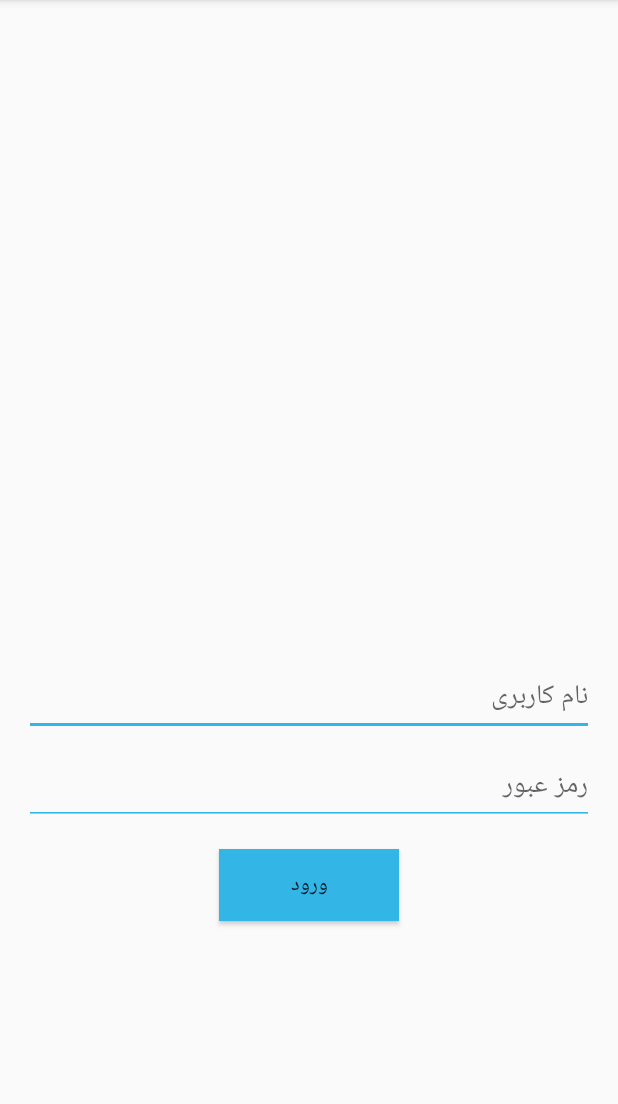
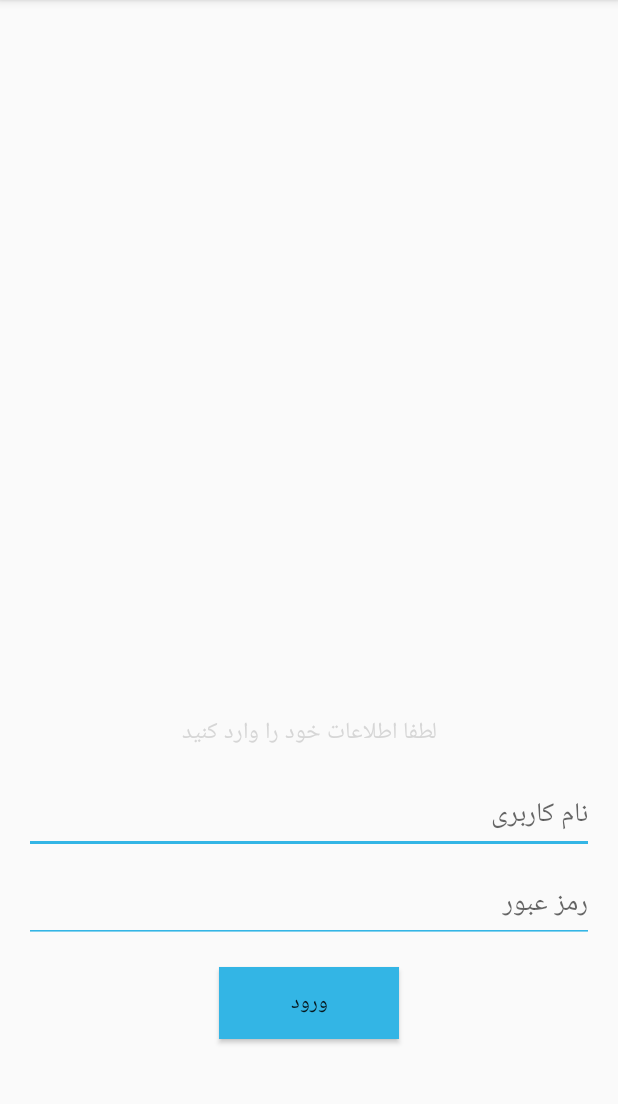
Before and after one commit to mimbin/Android_Project_QuizOfKings, an Android app: the LoginActivity screen opened directly, with no data from a screen before it, on a phone screen of 412 x 824 dp, the part 84-1188 px from its top. Run offline under Robolectric (Android 15) with nearby library versions, the phone set to English and light mode, and no system bars.

Commit message:
guess i fixed btn4 and text9 + fixed sign in activity

```diff
--- a/app/src/main/java/com/example/quizofkings/LoginActivity.java
+++ b/app/src/main/java/com/example/quizofkings/LoginActivity.java
@@ -19,10 +19,10 @@ public class LoginActivity extends AppCompatActivity {
         super.onCreate(savedInstanceState);
         setContentView(R.layout.activity_loginactivity);
         //imageView3=(ImageView)findViewById(R.id.img3);
-        button4=(Button)findViewById(R.id.signInButton);
-        text7=(EditText)findViewById(R.id.usernameSignIn);
-        text8=(EditText)findViewById(R.id.passwordSignIn);
-        text9=(TextView)findViewById(R.id.text9);
+        button4=(Button)findViewById(R.id.LogInButton);
+        text7=(EditText)findViewById(R.id.UsernameLogIn);
+        text8=(EditText)findViewById(R.id.PassLogIn);
+        text9=(TextView)findViewById(R.id.signInText);
         String username=text7.getText().toString();
         String password=text8.getText().toString();
 
--- a/app/src/main/java/com/example/quizofkings/SignUpActivity.java
+++ b/app/src/main/java/com/example/quizofkings/SignUpActivity.java
@@ -40,9 +40,9 @@ public class SignUpActivity extends AppCompatActivity {
         setContentView(R.layout.activity_sign_up);
 //        imageView2=(ImageView)findViewById(R.id.img2);
         text3=(EditText)findViewById(R.id.signUpUsername);
-        text4=(EditText)findViewById(R.id.text4);
+        text4=(EditText)findViewById(R.id.signUpPass);
         text5=(EditText)findViewById(R.id.repeatSignUpPass);
-        text6=(TextView)findViewById(R.id.text6);
+        text6=(TextView)findViewById(R.id.signUpText);
         button3=(Button)findViewById(R.id.signUpButton);
 
         button3.setOnClickListener(new View.OnClickListener() {
--- a/app/src/main/res/layout/activity_loginactivity.xml
+++ b/app/src/main/res/layout/activity_loginactivity.xml
@@ -14,7 +14,7 @@
 <!--        />-->
 
     <EditText
-        android:id="@+id/usernameSignIn"
+        android:id="@+id/UsernameLogIn"
         android:layout_width="match_parent"
         android:layout_height="wrap_content"
         android:layout_marginHorizontal="16dp"
@@ -25,24 +25,24 @@
         app:layout_constraintEnd_toEndOf="parent"
         app:layout_constraintStart_toStartOf="parent"
         app:layout_constraintTop_toTopOf="parent"
-        app:layout_constraintVertical_bias="0.609" />
+        app:layout_constraintVertical_bias="0.72" />
 
     <EditText
-        android:id="@+id/passwordSignIn"
+        android:id="@+id/PassLogIn"
         android:hint="رمز عبور"
         android:layout_width="match_parent"
         android:layout_height="wrap_content"
         android:layout_marginHorizontal="16dp"
         android:layout_marginTop="8dp"
-        app:layout_constraintTop_toBottomOf="@+id/usernameSignIn"
-        app:layout_constraintEnd_toEndOf="@+id/usernameSignIn"
-        app:layout_constraintStart_toStartOf="@+id/usernameSignIn"
+        app:layout_constraintTop_toBottomOf="@+id/UsernameLogIn"
+        app:layout_constraintEnd_toEndOf="@+id/UsernameLogIn"
+        app:layout_constraintStart_toStartOf="@+id/UsernameLogIn"
         android:backgroundTint="@android:color/holo_blue_light"
 
         />
 
     <Button
-        android:id="@+id/signInButton"
+        android:id="@+id/LogInButton"
         android:layout_width="120dp"
         android:layout_height="wrap_content"
         android:layout_marginHorizontal="100dp"
@@ -51,7 +51,24 @@
         android:text="ورود"
         app:layout_constraintEnd_toEndOf="parent"
         app:layout_constraintStart_toStartOf="parent"
-        app:layout_constraintTop_toBottomOf="@+id/passwordSignIn" />
+        app:layout_constraintTop_toBottomOf="@+id/PassLogIn" />
+
+    <TextView
+        android:id="@+id/signInText"
+        android:layout_width="match_parent"
+        android:layout_height="wrap_content"
+        android:layout_marginBottom="16dp"
+        android:layout_marginTop="16dp"
+        android:paddingHorizontal="60dp"
+        android:text="لطفا اطلاعات خود را وارد کنید"
+        android:textAlignment="center"
+        android:textColor="#D6D6D6"
+        android:textSize="15dp"
+        app:layout_constraintBottom_toTopOf="@+id/UsernameLogIn"
+        app:layout_constraintEnd_toEndOf="@+id/UsernameLogIn"
+        app:layout_constraintStart_toStartOf="@+id/UsernameLogIn"
+        app:layout_constraintTop_toTopOf="parent"
+        app:layout_constraintVertical_bias="1.0" />
 
 
 </androidx.constraintlayout.widget.ConstraintLayout>
```
Also changed, not shown: app/src/main/res/layout/activity_sign_up.xml (+16 -0 lines).
